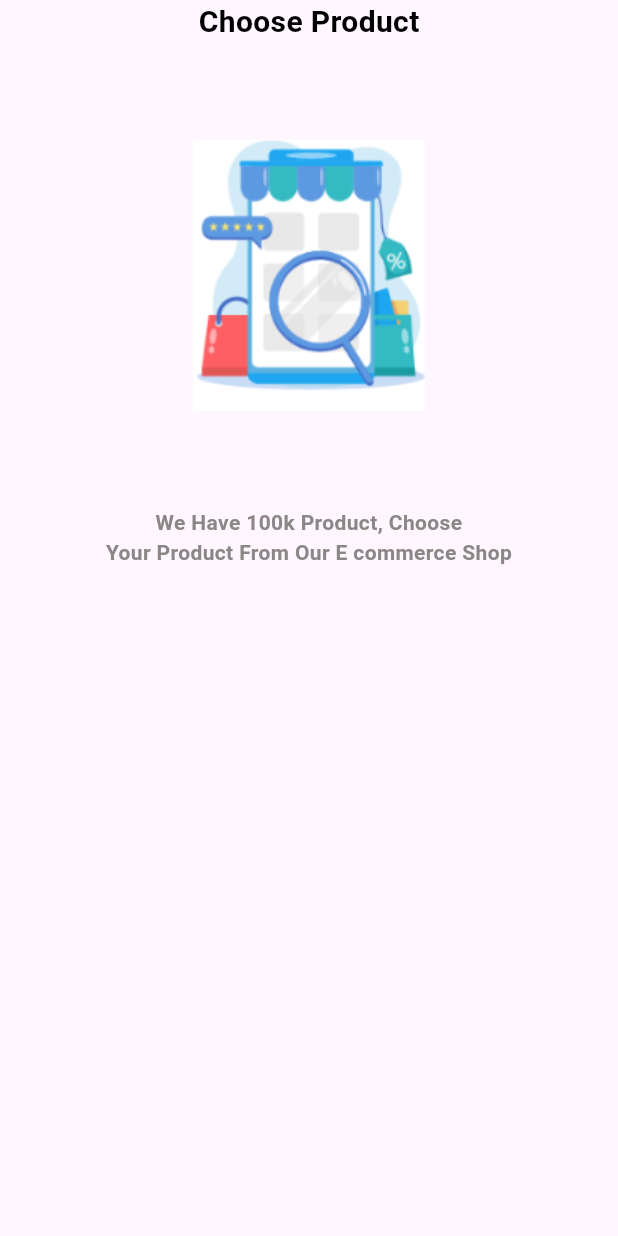
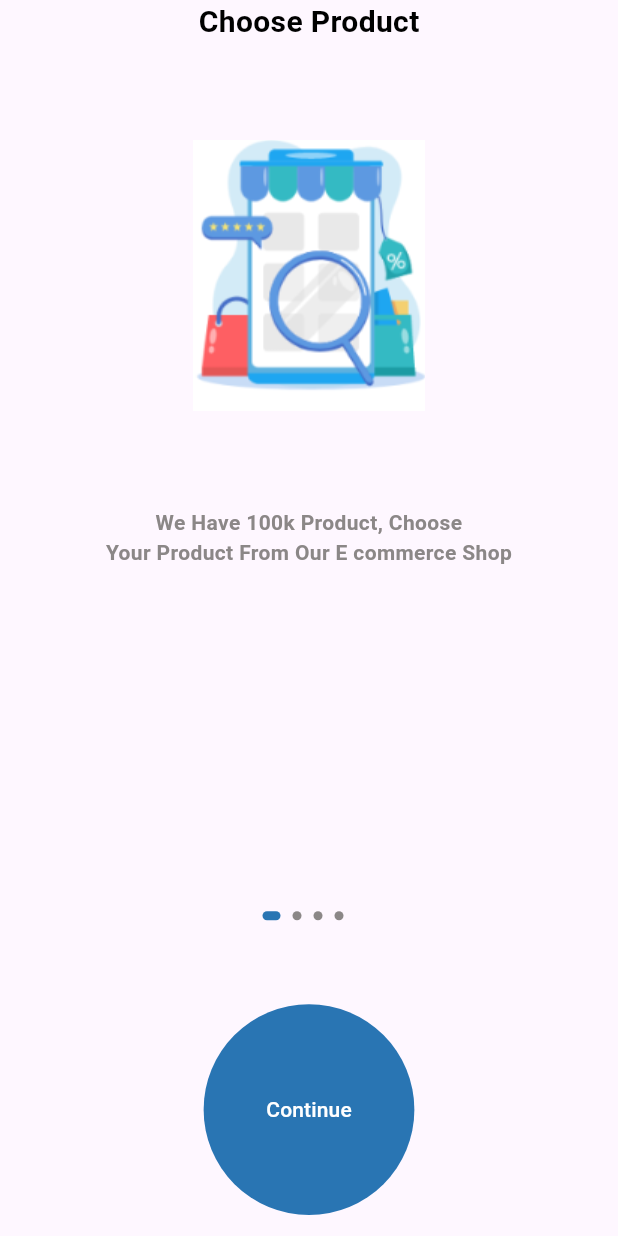
Before and after one commit to JaafarAbdulkareem/ecommerce, a Flutter app: the screen it shows after launch, on a phone screen of 412 x 824 dp. Run offline on Flutter 3.47's test engine with Material 3 defaults, Android fonts, the phone set to English and light mode, and no system bars; our stand-ins replace get.

Commit message:
created onboardoing screen

```diff
--- a/lib/core/constant/app_color.dart
+++ b/lib/core/constant/app_color.dart
@@ -1,10 +1,13 @@
 import 'package:flutter/material.dart';
 
 abstract class AppColor {
+  static const Color dotColor = Color(0xFF8B8787);
+  static const Color primary = Color(0xFF2975B3);
   // static const Color
 }
 
 abstract class AppColorText{
   static const Color primary = Color(0xFF000000);
   static const Color secondary = Color(0xFF8B8787);
+  static const Color textButton = Color(0xFFFFFFFF);
 }
--- a/lib/core/controller/onboarding_controller.dart
+++ b/lib/core/controller/onboarding_controller.dart
@@ -1,9 +1,11 @@
 import 'package:ecommerce/core/constant/constant_scale.dart';
+import 'package:ecommerce/data/data_source/static/static_onboarding.dart';
 import 'package:flutter/material.dart';
 import 'package:get/get.dart';
 
 abstract class OnboardingController extends GetxController {
-  void changePageView(int index);
+  void nextpage();
+  void changePage(int index);
 }
 
 class OnboardingControllerImp extends OnboardingController {
@@ -16,7 +18,22 @@ class OnboardingControllerImp extends OnboardingController {
   }
 
   @override
-  void changePageView(int index) {
+  Future<void> nextpage() async {
+    currentIndex++;
+    if (currentIndex >= onboardingdata.length) {
+      print("login");
+    } else {
+      await pageController.animateToPage(
+        currentIndex,
+        duration: Duration(milliseconds: 500),
+        curve: Curves.easeOut,
+      );
+    }
+    update();
+  }
+
+  @override
+  void changePage(int index) {
     currentIndex = index;
     update();
   }
--- a/lib/view/screen/onboarding_view.dart
+++ b/lib/view/screen/onboarding_view.dart
@@ -1,19 +1,28 @@
+import 'package:ecommerce/core/controller/onboarding_controller.dart';
+import 'package:ecommerce/view/widget/onboarding/dot_button_onboarding.dart';
 import 'package:ecommerce/view/widget/onboarding/slider_page_view.dart';
 import 'package:flutter/material.dart';
+import 'package:get/get.dart';
 
 class OnboardingView extends StatelessWidget {
   const OnboardingView({super.key});
 
   @override
   Widget build(BuildContext context) {
+    Get.lazyPut(() => OnboardingControllerImp());
     return const Scaffold(
       body: SafeArea(
         child: Column(
           children: [
             Expanded(
+              flex: 3,
               child: SliderPageView(),
             ),
-            SizedBox(height: 64),
+            // SizedBox(height: 64),
+            Expanded(
+              child: DotButtonOnboarding(),
+            ),
+            SizedBox(height: 14),
           ],
         ),
       ),
--- /dev/null
+++ b/lib/view/widget/onboarding/dot_button_onboarding.dart
@@ -0,0 +1,34 @@
+import 'package:ecommerce/core/constant/app_color.dart';
+import 'package:ecommerce/core/controller/onboarding_controller.dart';
+import 'package:ecommerce/view/widget/onboarding/dot_page_view.dart';
+import 'package:flutter/material.dart';
+import 'package:get/get.dart';
+
+class DotButtonOnboarding extends GetView<OnboardingControllerImp> {
+  const DotButtonOnboarding({super.key});
+
+  @override
+  Widget build(BuildContext context) {
+    return Column(
+      children: [
+        const DotPageView(),
+        const SizedBox(height: 56),
+        Expanded(
+          child: AspectRatio(
+            aspectRatio: 1,
+            child: TextButton(
+              style: TextButton.styleFrom(
+                backgroundColor: AppColor.primary,
+                foregroundColor: AppColorText.textButton,
+              ),
+              onPressed: () async {
+                await controller.nextpage();
+              },
+              child: const Text('Continue'),
+            ),
+          ),
+        ),
+      ],
+    );
+  }
+}
--- /dev/null
+++ b/lib/view/widget/onboarding/dot_page_view.dart
@@ -0,0 +1,35 @@
+import 'package:ecommerce/core/controller/onboarding_controller.dart';
+import 'package:ecommerce/data/data_source/static/static_onboarding.dart';
+import 'package:ecommerce/view/widget/onboarding/dot_page_view_item.dart';
+import 'package:flutter/material.dart';
+import 'package:get/get.dart';
+
+class DotPageView extends StatelessWidget {
+  const DotPageView({super.key});
+
+  @override
+  Widget build(BuildContext context) {
+    return GetBuilder<OnboardingControllerImp>(
+      builder: (controller) => Row(
+        mainAxisAlignment: MainAxisAlignment.center,
+        children: List.generate(
+          onboardingdata.length,
+          (index) =>
+          Padding(
+            padding: const EdgeInsets.only(right: 8),
+            child: DotPageViewItem(
+                select: controller.currentIndex == index,
+              ),
+          ),
+          //  AnimatedContainer(
+          //   margin:  const EdgeInsets.only(right: 8),
+          //   duration: const Duration(seconds: 500),
+          //   child: DotPageViewItem(
+          //     select: controller.currentIndex == index,
+          //   ),
+          // ),
+        ),
+      ),
+    );
+  }
+}
--- /dev/null
+++ b/lib/view/widget/onboarding/dot_page_view_item.dart
@@ -0,0 +1,21 @@
+import 'package:ecommerce/core/constant/app_color.dart';
+import 'package:flutter/material.dart';
+
+class DotPageViewItem extends StatelessWidget {
+  const DotPageViewItem({
+    super.key,
+    required this.select,
+  });
+  final bool select;
+  @override
+  Widget build(BuildContext context) {
+    return Container(
+      width: select ? 12 : 6,
+      height: 6,
+      decoration: BoxDecoration(
+        color: select ? AppColor.primary : AppColor.dotColor,
+        borderRadius: BorderRadius.circular(12),
+      ),
+    );
+  }
+}
--- a/lib/view/widget/onboarding/slider_page_view.dart
+++ b/lib/view/widget/onboarding/slider_page_view.dart
@@ -1,15 +1,18 @@
+import 'package:ecommerce/core/controller/onboarding_controller.dart';
 import 'package:ecommerce/data/data_source/static/static_onboarding.dart';
 import 'package:ecommerce/view/widget/onboarding/slider_page_view_item.dart';
 import 'package:flutter/material.dart';
+import 'package:get/get.dart';
 
-class SliderPageView extends StatelessWidget {
+class SliderPageView extends GetView<OnboardingControllerImp> {
   const SliderPageView({super.key});
 
   @override
   Widget build(BuildContext context) {
     return PageView(
+      controller: controller.pageController,
       onPageChanged: (value) {
-
+        controller.changePage(value);
       },
       children: onboardingdata
           .map(
--- a/lib/view/widget/onboarding/slider_page_view_item.dart
+++ b/lib/view/widget/onboarding/slider_page_view_item.dart
@@ -19,7 +19,7 @@ class SliderPageViewItem extends StatelessWidget {
         const SizedBox(height: 64),
         Image.asset(data.image),
         const SizedBox(height: 64),
-        Text(
+         Text(
           data.body,
           style: AppStyle.styleBold14(context),
           textAlign: TextAlign.center,
```
